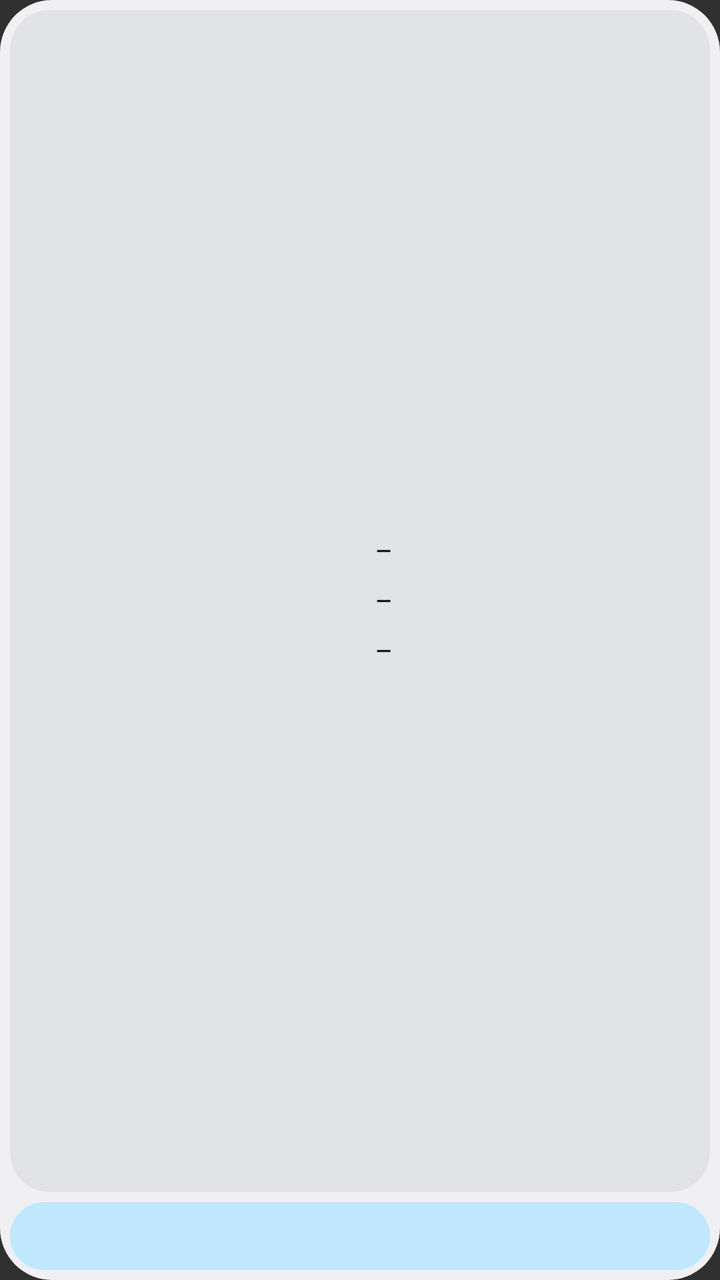
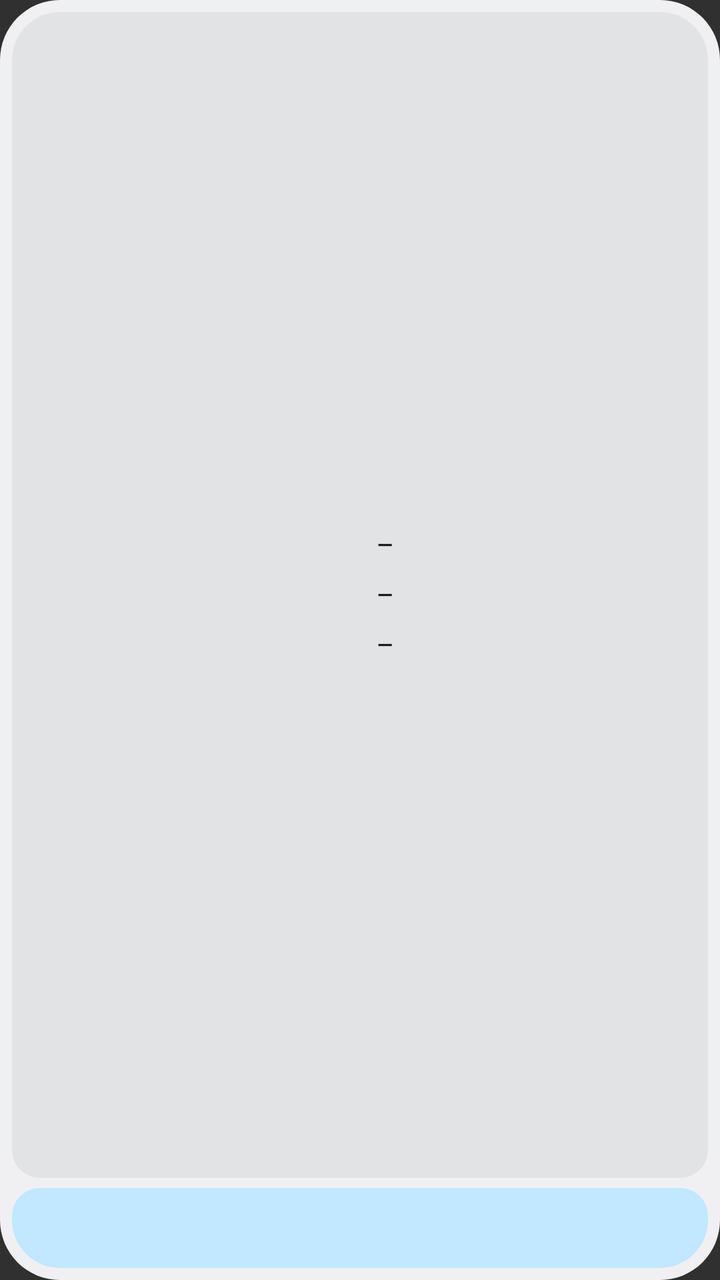

The first picture is an Android layout as it rendered before a commit; the second is the same layout after the commit. The layout source and the unified diff follow.
<!-- AndroidManifest.xml: application theme android:Theme.Material.NoActionBar -->
<!-- res/layout/widget_realness_vertical.xml -->
<?xml version="1.0" encoding="utf-8"?>
<LinearLayout xmlns:android="http://schemas.android.com/apk/res/android"
    android:id="@+id/widget_vertical_root"
    android:layout_width="match_parent"
    android:layout_height="match_parent"
    android:background="@drawable/widget_bg"
    android:gravity="center_horizontal"
    android:orientation="vertical"
    android:padding="5dp">

    
    <LinearLayout
        android:layout_width="match_parent"
        android:layout_height="0dp"
        android:layout_weight="1"
        android:background="@drawable/widget_card_inner"
        android:gravity="center"
        android:orientation="vertical"
        android:paddingHorizontal="3dp"
        android:paddingVertical="4dp">

        
        <LinearLayout
            android:id="@+id/widget_vertical_tws_group"
            android:layout_width="match_parent"
            android:layout_height="wrap_content"
            android:gravity="center"
            android:orientation="vertical">

            <LinearLayout
                android:layout_width="match_parent"
                android:layout_height="wrap_content"
                android:gravity="center"
                android:orientation="horizontal">

                <ImageView
                    android:id="@+id/widget_vertical_left_ring"
                    android:layout_width="21dp"
                    android:layout_height="21dp"
                    android:contentDescription="@string/battery_left"
                    android:scaleType="fitCenter" />

                <TextView
                    android:id="@+id/widget_vertical_left"
                    android:layout_width="wrap_content"
                    android:layout_height="wrap_content"
                    android:layout_marginStart="3dp"
                    android:includeFontPadding="false"
                    android:maxLines="1"
                    android:text="—"
                    android:textColor="@color/widget_on_surface"
                    android:textSize="10sp"
                    android:textStyle="bold" />
            </LinearLayout>

            <LinearLayout
                android:layout_width="match_parent"
                android:layout_height="wrap_content"
                android:layout_marginTop="4dp"
                android:gravity="center"
                android:orientation="horizontal">

                <ImageView
                    android:id="@+id/widget_vertical_right_ring"
                    android:layout_width="21dp"
                    android:layout_height="21dp"
                    android:contentDescription="@string/battery_right"
                    android:scaleType="fitCenter" />

                <TextView
                    android:id="@+id/widget_vertical_right"
                    android:layout_width="wrap_content"
                    android:layout_height="wrap_content"
                    android:layout_marginStart="3dp"
                    android:includeFontPadding="false"
                    android:maxLines="1"
                    android:text="—"
                    android:textColor="@color/widget_on_surface"
                    android:textSize="10sp"
                    android:textStyle="bold" />
            </LinearLayout>

            <LinearLayout
                android:id="@+id/widget_vertical_case_row"
                android:layout_width="match_parent"
                android:layout_height="wrap_content"
                android:layout_marginTop="4dp"
                android:gravity="center"
                android:orientation="horizontal">

                <ImageView
                    android:id="@+id/widget_vertical_case_ring"
                    android:layout_width="21dp"
                    android:layout_height="21dp"
                    android:contentDescription="@string/battery_case"
                    android:scaleType="fitCenter" />

                <LinearLayout
                    android:layout_width="wrap_content"
                    android:layout_height="wrap_content"
                    android:layout_marginStart="3dp"
                    android:orientation="vertical">

                    <TextView
                        android:id="@+id/widget_vertical_case"
                        android:layout_width="wrap_content"
                        android:layout_height="wrap_content"
                        android:includeFontPadding="false"
                        android:maxLines="1"
                        android:text="—"
                        android:textColor="@color/widget_on_surface"
                        android:textSize="10sp"
                        android:textStyle="bold" />

                    <TextView
                        android:id="@+id/widget_vertical_case_time"
                        android:layout_width="wrap_content"
                        android:layout_height="wrap_content"
                        android:includeFontPadding="false"
                        android:maxLines="1"
                        android:text=""
                        android:textColor="@color/widget_on_surface_variant"
                        android:textSize="8sp"
                        android:visibility="gone" />
                </LinearLayout>
            </LinearLayout>
        </LinearLayout>

        
        <LinearLayout
            android:id="@+id/widget_vertical_single_group"
            android:layout_width="match_parent"
            android:layout_height="wrap_content"
            android:gravity="center"
            android:orientation="vertical"
            android:visibility="gone">

            <ImageView
                android:id="@+id/widget_vertical_single_ring"
                android:layout_width="36dp"
                android:layout_height="36dp"
                android:contentDescription="@string/battery_headset"
                android:scaleType="fitCenter" />

            <TextView
                android:id="@+id/widget_vertical_single_value"
                android:layout_width="wrap_content"
                android:layout_height="wrap_content"
                android:layout_marginTop="4dp"
                android:includeFontPadding="false"
                android:maxLines="1"
                android:text="—"
                android:textColor="@color/widget_on_surface"
                android:textSize="12sp"
                android:textStyle="bold" />
        </LinearLayout>
    </LinearLayout>

    
    <LinearLayout
        android:id="@+id/widget_vertical_anc_btn"
        android:layout_width="match_parent"
        android:layout_height="34dp"
        android:layout_marginTop="5dp"
        android:background="@drawable/widget_pill_selected"
        android:gravity="center"
        android:orientation="vertical">

        <ImageView
            android:id="@+id/widget_vertical_anc_icon"
            android:layout_width="19dp"
            android:layout_height="19dp"
            android:contentDescription="@string/widget_anc_short"
            android:scaleType="fitCenter" />
    </LinearLayout>
</LinearLayout>
<!-- resources referenced by this layout -->
<resources>
  <color name="widget_on_surface">#FFE6E1E5</color>
  <color name="widget_on_surface_variant">#FFA8A4B0</color>
  <!-- drawable widget_bg (drawable) -->
  <?xml version="1.0" encoding="utf-8"?>
  <shape xmlns:android="http://schemas.android.com/apk/res/android"
      android:shape="rectangle">
      <solid android:color="@color/widget_surface" />
      <corners android:radius="26dp" />
  </shape>
  <!-- drawable widget_card_inner (drawable) -->
  <?xml version="1.0" encoding="utf-8"?>
  <shape xmlns:android="http://schemas.android.com/apk/res/android"
      android:shape="rectangle">
      <solid android:color="@color/widget_surface_card" />
      <corners android:radius="20dp" />
  </shape>
  <!-- drawable widget_pill_selected (drawable) -->
  <?xml version="1.0" encoding="utf-8"?>
  <shape xmlns:android="http://schemas.android.com/apk/res/android"
      android:shape="rectangle">
      <solid android:color="@color/widget_primary_container" />
      <corners android:radius="20dp" />
  </shape>
  <string name="battery_case">Case</string>
  <string name="battery_headset">Headset</string>
  <string name="battery_left">Left</string>
  <string name="battery_right">Right</string>
  <string name="widget_anc_short">ANC</string>
  <color name="widget_surface">#FF1B1B1F</color>
  <color name="widget_surface_card">#FF26262C</color>
  <color name="widget_primary_container">#FF594400</color>
</resources>

<!-- the commit's change to res/layout/widget_realness_vertical.xml (unified diff, before → after) -->
@@ -3,34 +3,35 @@
     android:id="@+id/widget_vertical_root"
     android:layout_width="match_parent"
     android:layout_height="match_parent"
-    android:background="@drawable/widget_bg"
+    android:background="@drawable/widget_bg_vertical"
     android:gravity="center_horizontal"
     android:orientation="vertical"
-    android:padding="5dp">
+    android:padding="6dp">
 
     
     <LinearLayout
         android:layout_width="match_parent"
         android:layout_height="0dp"
         android:layout_weight="1"
-        android:background="@drawable/widget_card_inner"
+        android:background="@drawable/widget_card_inner_vertical"
         android:gravity="center"
         android:orientation="vertical"
-        android:paddingHorizontal="3dp"
-        android:paddingVertical="4dp">
+        android:paddingHorizontal="4dp"
+        android:paddingVertical="5dp">
 
         
         <LinearLayout
             android:id="@+id/widget_vertical_tws_group"
-            android:layout_width="match_parent"
+            android:layout_width="wrap_content"
             android:layout_height="wrap_content"
-            android:gravity="center"
+            android:layout_gravity="center_horizontal"
+            android:gravity="start"
             android:orientation="vertical">
 
             <LinearLayout
-                android:layout_width="match_parent"
+                android:layout_width="wrap_content"
                 android:layout_height="wrap_content"
-                android:gravity="center"
+                android:gravity="center_vertical|start"
                 android:orientation="horizontal">
 
                 <ImageView
@@ -44,7 +45,8 @@
                     android:id="@+id/widget_vertical_left"
                     android:layout_width="wrap_content"
                     android:layout_height="wrap_content"
-                    android:layout_marginStart="3dp"
+                    android:layout_marginStart="4dp"
+                    android:fontFeatureSettings="tnum"
                     android:includeFontPadding="false"
                     android:maxLines="1"
                     android:text="—"
@@ -54,10 +56,10 @@
             </LinearLayout>
 
             <LinearLayout
-                android:layout_width="match_parent"
+                android:layout_width="wrap_content"
                 android:layout_height="wrap_content"
                 android:layout_marginTop="4dp"
-                android:gravity="center"
+                android:gravity="center_vertical|start"
                 android:orientation="horizontal">
 
                 <ImageView
@@ -71,7 +73,8 @@
                     android:id="@+id/widget_vertical_right"
                     android:layout_width="wrap_content"
                     android:layout_height="wrap_content"
-                    android:layout_marginStart="3dp"
+                    android:layout_marginStart="4dp"
+                    android:fontFeatureSettings="tnum"
                     android:includeFontPadding="false"
                     android:maxLines="1"
                     android:text="—"
@@ -82,10 +85,10 @@
 
             <LinearLayout
                 android:id="@+id/widget_vertical_case_row"
-                android:layout_width="match_parent"
+                android:layout_width="wrap_content"
                 android:layout_height="wrap_content"
                 android:layout_marginTop="4dp"
-                android:gravity="center"
+                android:gravity="center_vertical|start"
                 android:orientation="horizontal">
 
                 <ImageView
@@ -98,13 +101,14 @@
                 <LinearLayout
                     android:layout_width="wrap_content"
                     android:layout_height="wrap_content"
-                    android:layout_marginStart="3dp"
+                    android:layout_marginStart="4dp"
                     android:orientation="vertical">
 
                     <TextView
                         android:id="@+id/widget_vertical_case"
                         android:layout_width="wrap_content"
                         android:layout_height="wrap_content"
+                        android:fontFeatureSettings="tnum"
                         android:includeFontPadding="false"
                         android:maxLines="1"
                         android:text="—"
@@ -147,6 +151,7 @@
                 android:layout_width="wrap_content"
                 android:layout_height="wrap_content"
                 android:layout_marginTop="4dp"
+                android:fontFeatureSettings="tnum"
                 android:includeFontPadding="false"
                 android:maxLines="1"
                 android:text="—"
@@ -160,9 +165,9 @@
     <LinearLayout
         android:id="@+id/widget_vertical_anc_btn"
         android:layout_width="match_parent"
-        android:layout_height="34dp"
+        android:layout_height="40dp"
         android:layout_marginTop="5dp"
-        android:background="@drawable/widget_pill_selected"
+        android:background="@drawable/widget_pill_vertical_selected"
         android:gravity="center"
         android:orientation="vertical">
 
<!-- resource entries referenced after the edit -->
@@ -2,26 +2,34 @@
 <resources>
   <color name="widget_on_surface">#FFE6E1E5</color>
   <color name="widget_on_surface_variant">#FFA8A4B0</color>
-  <!-- drawable widget_bg (drawable) -->
+  <!-- drawable widget_bg_vertical (drawable) -->
   <?xml version="1.0" encoding="utf-8"?>
   <shape xmlns:android="http://schemas.android.com/apk/res/android"
       android:shape="rectangle">
       <solid android:color="@color/widget_surface" />
-      <corners android:radius="26dp" />
+      <corners android:radius="30dp" />
   </shape>
-  <!-- drawable widget_card_inner (drawable) -->
+  <!-- drawable widget_card_inner_vertical (drawable) -->
   <?xml version="1.0" encoding="utf-8"?>
   <shape xmlns:android="http://schemas.android.com/apk/res/android"
       android:shape="rectangle">
       <solid android:color="@color/widget_surface_card" />
-      <corners android:radius="20dp" />
+      <corners
+          android:bottomLeftRadius="14dp"
+          android:bottomRightRadius="14dp"
+          android:topLeftRadius="24dp"
+          android:topRightRadius="24dp" />
   </shape>
-  <!-- drawable widget_pill_selected (drawable) -->
+  <!-- drawable widget_pill_vertical_selected (drawable) -->
   <?xml version="1.0" encoding="utf-8"?>
   <shape xmlns:android="http://schemas.android.com/apk/res/android"
       android:shape="rectangle">
       <solid android:color="@color/widget_primary_container" />
-      <corners android:radius="20dp" />
+      <corners
+          android:bottomLeftRadius="24dp"
+          android:bottomRightRadius="24dp"
+          android:topLeftRadius="14dp"
+          android:topRightRadius="14dp" />
   </shape>
   <string name="battery_case">Case</string>
   <string name="battery_headset">Headset</string>
